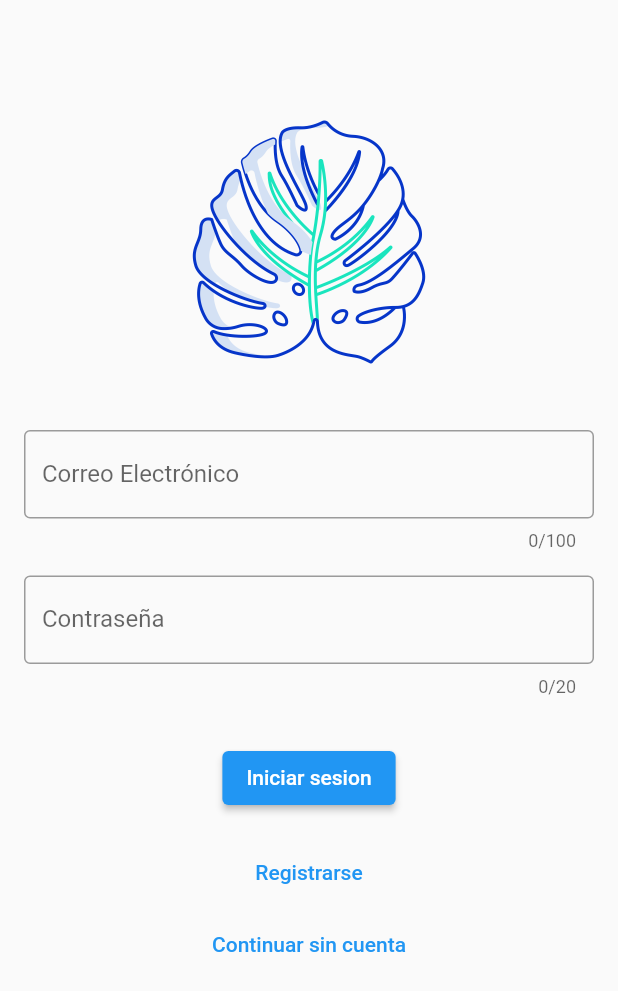
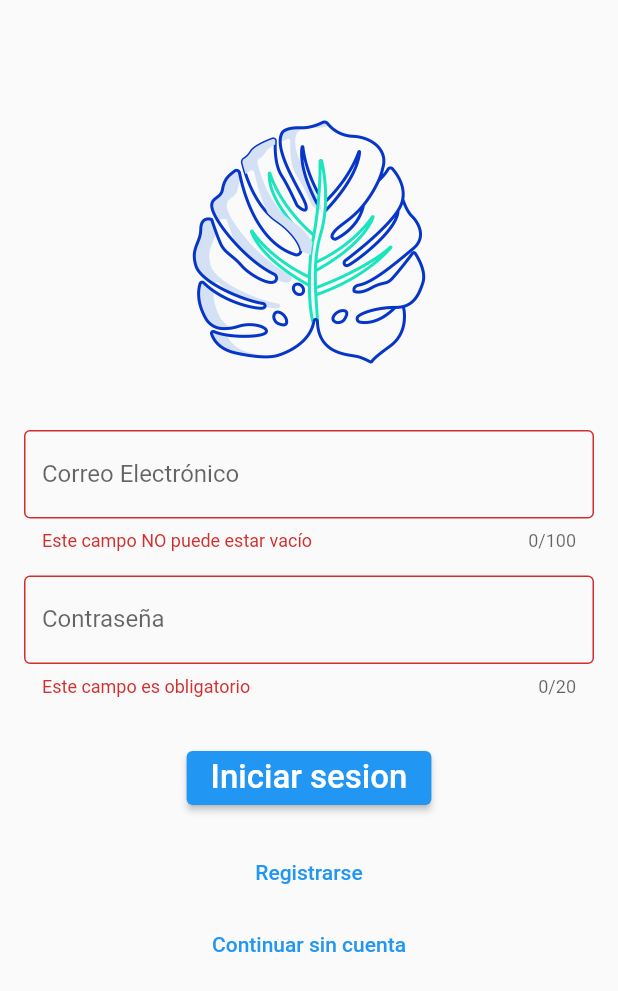
Before and after one commit to SilviaBec/AppUno, a Flutter app: the screen it shows after launch, after a tap on "Iniciar sesion", on a phone screen of 412 x 824 dp. Shown: the top 991 px of the screen. Run offline on Flutter 3.47's test engine with Material 2 defaults, Android fonts, the phone set to English and light mode, and no system bars; missing offline and left inert: dart:js.

Commit message:
validacion de campos parte2

```diff
--- a/lib/pages/login.dart
+++ b/lib/pages/login.dart
@@ -1,3 +1,6 @@
+import 'dart:js';
+
+import 'package:app_uno/pages/payments.dart';
 import 'package:flutter/material.dart';
 import 'package:flutter/services.dart';
 
@@ -14,7 +17,7 @@
           child: Column(children: <Widget>[
 
           _logo(),
-          _form(),
+          _form(context),
 
                   TextButton(onPressed: (){}, child: const Text("Registrarse"),),
                   TextButton(onPressed: (){}, child: const Text("Continuar sin cuenta"),),
@@ -45,7 +48,7 @@
 
 
 
-  Widget _form(){
+  Widget _form(BuildContext context){
     final formKey = GlobalKey<FormState>();
     return Form(
       key:formKey,
@@ -57,7 +60,14 @@
 
 
         const SizedBox(height: 30,),
-        ElevatedButton(onPressed: (){}, child: const Text("Iniciar sesion"),),
+        ElevatedButton(onPressed: (){
+          if(formKey.currentState!.validate()){
+            //Falta:hacer validacion de user y password en BD
+            Navigator.push(context, MaterialPageRoute(builder: (context)=> const PaymentsPage(),));
+          }
+        },
+        child: const Text("Iniciar sesion",
+        style:TextStyle(fontSize: 22)),),
 
         const SizedBox(height: 15,),
       ],),
```
